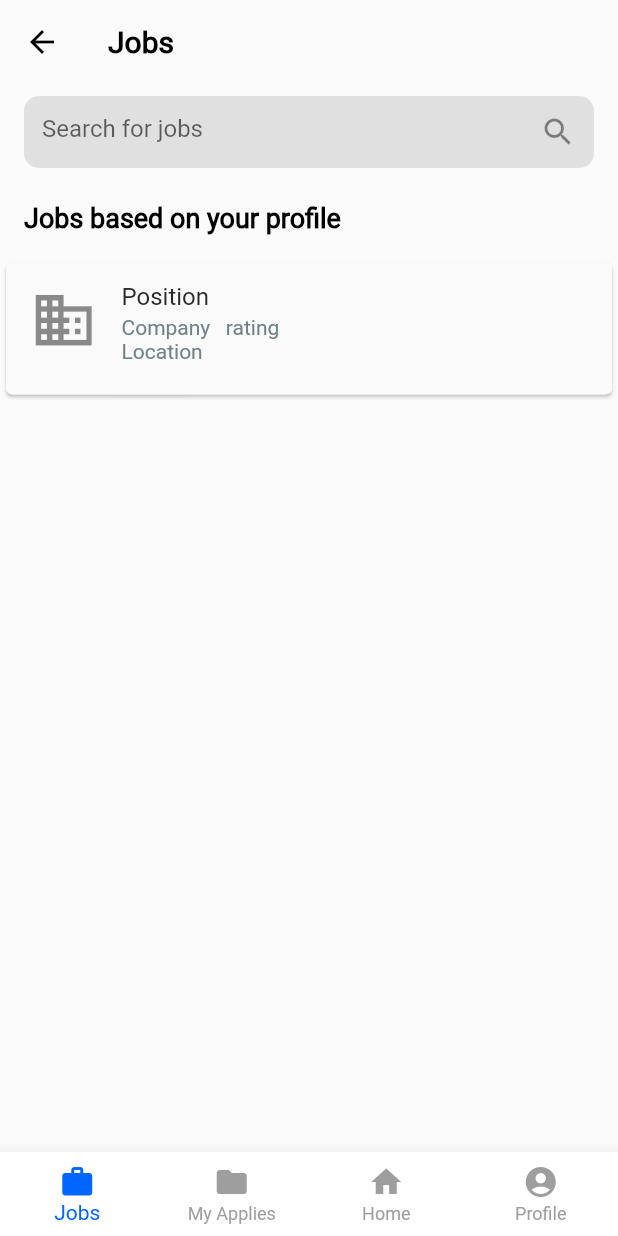
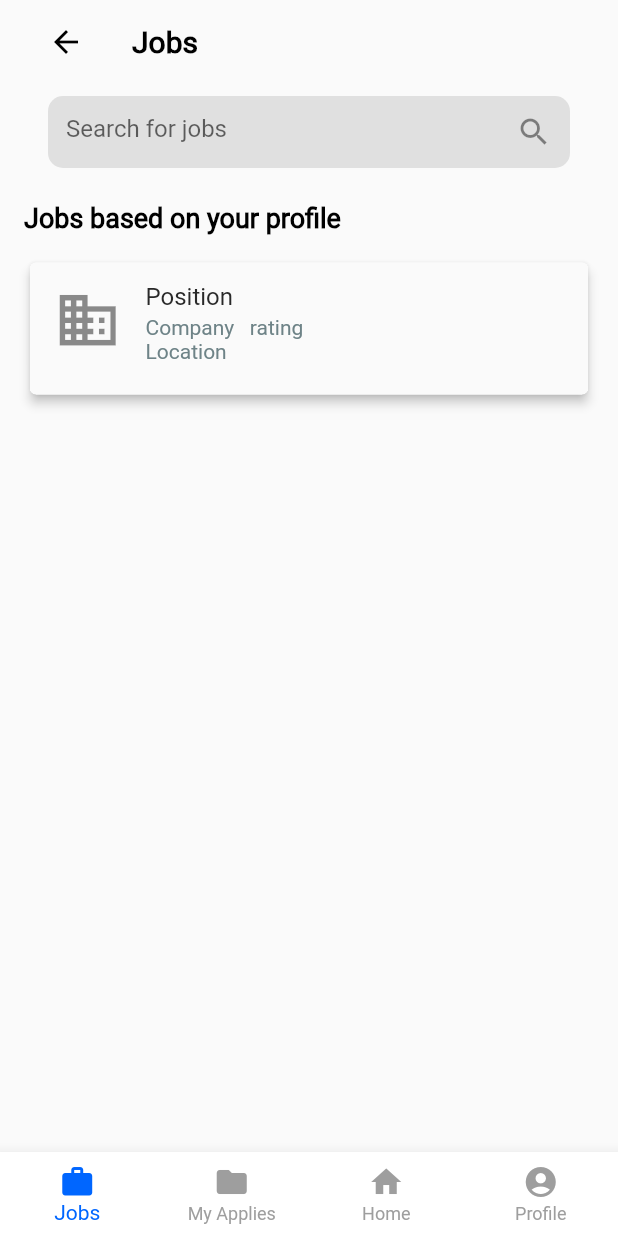
Before and after one commit to sourav-k7/ruralclap_app, a Flutter app: the screen it shows after launch, on a phone screen of 412 x 824 dp. Run offline on Flutter 3.47's test engine with Material 2 defaults, Android fonts, the light colour scheme and no system bars; our stand-ins replace font_awesome_flutter, get; missing offline and left inert: dart:ffi.

Commit message:
merge devyani branch

```diff
--- /dev/null
+++ b/lib/controllers/user.dart
@@ -0,0 +1,3 @@
+import 'package:get/get.dart';
+
+class UserController extends GetxController {}
--- a/lib/main.dart
+++ b/lib/main.dart
@@ -1,12 +1,6 @@
 import 'package:flutter/material.dart';
 import 'package:get/get.dart';
 import 'package:ruralclap_app/constant/theme_color.dart';
-import 'package:ruralclap_app/pages/applied_job_page.dart';
-import 'package:ruralclap_app/pages/service_provider_profile_page.dart';
-import 'package:ruralclap_app/pages/service_provider_list_page.dart';
-import 'package:ruralclap_app/pages/service_request_page.dart';
-import 'package:ruralclap_app/pages/job_listing_page.dart';
-import 'package:ruralclap_app/pages/job_application_page.dart';
 import 'package:ruralclap_app/pages/layout.dart';
 
 void main() {
@@ -16,13 +10,12 @@ void main() {
 class MyApp extends StatelessWidget {
   const MyApp({super.key});
 
-  // This widget is the root of your application.
   @override
   Widget build(BuildContext context) {
     return GetMaterialApp(
       title: 'Ruralclap',
       theme: ThemeData(
-        fontFamily: 'Open Sans',
+        fontFamily: 'Roboto',
         primarySwatch: const MaterialColor(0xFF0066ff, <int, Color>{
           50: Color(0xFF5C9DFF),
           100: Color(0xFF4791FF),
--- a/lib/pages/job_listing_page.dart
+++ b/lib/pages/job_listing_page.dart
@@ -1,10 +1,8 @@
 import 'package:flutter/material.dart';
 import '/widgets/search_bar.dart';
 import '/widgets/job_card.dart';
-import '/widgets/bottom_navbar.dart';
 
-
-class JobListing extends StatefulWidget{
+class JobListing extends StatefulWidget {
   @override
   _JobListingState createState() => _JobListingState();
 }
@@ -12,15 +10,17 @@ class JobListing extends StatefulWidget{
 class _JobListingState extends State<JobListing> {
   @override
   Widget build(BuildContext context) {
-    return Scaffold(
+    return Padding(
+        padding: const EdgeInsets.symmetric(horizontal: 16),
+        child: Scaffold(
           appBar: AppBar(
             leading: IconButton(
-          icon: Icon(Icons.arrow_back, color: Colors.black),
+              icon: const Icon(Icons.arrow_back, color: Colors.black),
               onPressed: () {
                 Navigator.pop(context);
               },
             ),
-        title: Text(
+            title: const Text(
               "Jobs",
               style: TextStyle(
                 color: Colors.black,
@@ -37,10 +37,9 @@ class _JobListingState extends State<JobListing> {
             crossAxisAlignment: CrossAxisAlignment.start,
             children: <Widget>[
               SearchBar(),
-          SizedBox(height: 15.0),
-          Padding(
-            padding: EdgeInsets.only(left:16), //apply padding to some sides only
-            child: Text(
+              const SizedBox(height: 15.0),
+              //apply padding to some sides only
+              const Text(
                 "Jobs based on your profile",
                 style: TextStyle(
                   color: Colors.black,
@@ -49,11 +48,11 @@ class _JobListingState extends State<JobListing> {
                   fontFamily: 'Roboto',
                 ),
               ),
-          ),
-          SizedBox(height: 15.0),
+
+              const SizedBox(height: 15.0),
               JobCard(),
             ],
           ),
-    );
+        ));
   }
 }
--- a/lib/widgets/job_card.dart
+++ b/lib/widgets/job_card.dart
@@ -7,22 +7,22 @@ class JobCard extends StatelessWidget {
   Widget build(BuildContext context) {
     return Center(
       child: Card(
+        elevation: 3,
         clipBehavior: Clip.hardEdge,
         child: InkWell(
           splashColor: Colors.blue.withAlpha(30),
           onTap: () {
             debugPrint('Card tapped.');
           },
-          child:  Hero(
+          child: Hero(
             tag: 'ListTile-Hero',
             // Wrap the ListTile in a Material widget so the ListTile has someplace
             // to draw the animated colors during the hero transition.
             child: Material(
               child: ListTile(
-                leading: Icon(Icons.business, size:45),
+                leading: Icon(Icons.business, size: 45),
                 title: Text('Position'),
-                subtitle:
-                Text('Company \t rating \nLocation'),
+                subtitle: Text('Company \t rating \nLocation'),
                 isThreeLine: true,
                 onTap: () {
                   Navigator.push(
```
Also changed, not shown: 3 other files. Lines whose indentation alone changed are shown as unchanged.
